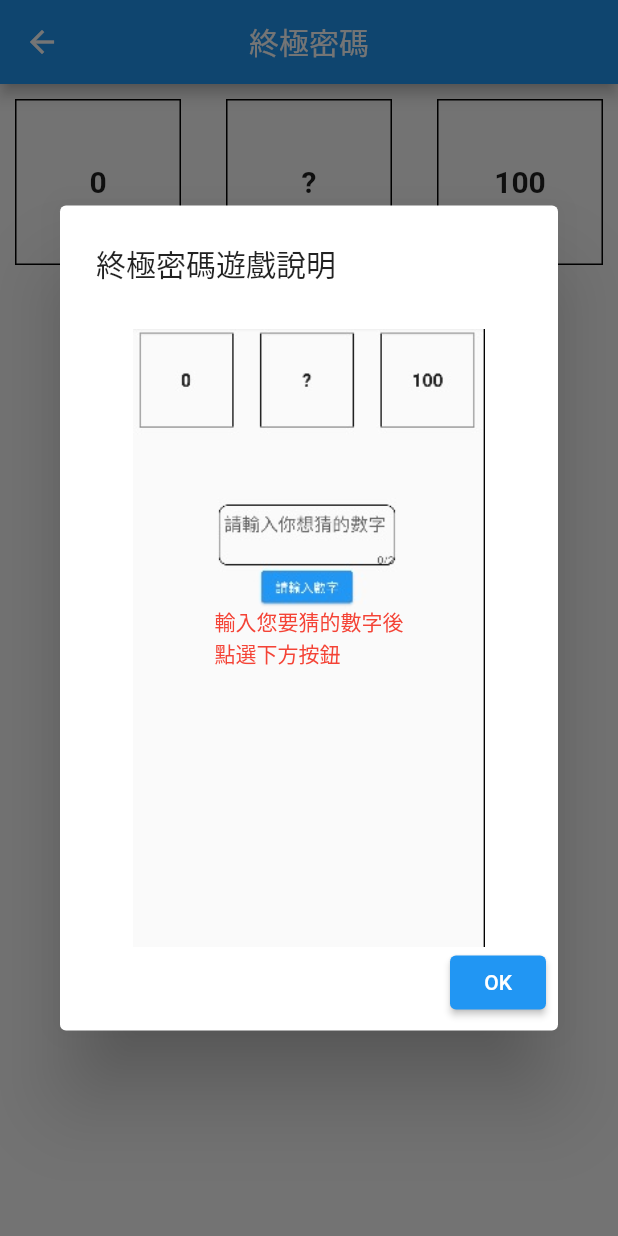
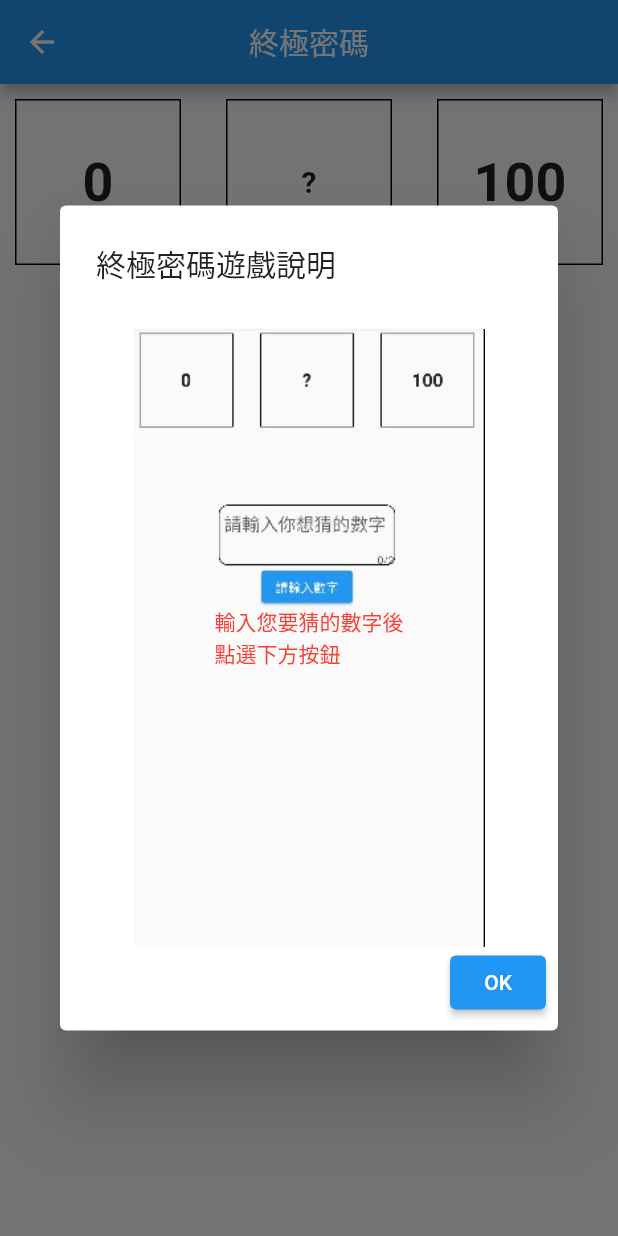
Before and after one commit to ramars250/flutter_finger_guessing, a Flutter app: the screen it shows after launch, after a tap on "終極密碼", on a phone screen of 412 x 824 dp. Run offline on Flutter 3.47's test engine with Material 2 defaults, Android fonts, the phone set to English and light mode, and no system bars.

Commit message:
完成猜數字動畫

```diff
--- a/lib/guess_number.dart
+++ b/lib/guess_number.dart
@@ -1,5 +1,4 @@
 import 'dart:math';
-
 import 'package:flutter/material.dart';
 
 class GuessNumber extends StatefulWidget {
@@ -18,6 +17,7 @@ class _GuessNumberState extends State<GuessNumber> {
 
   //獲取輸入值變數
   int guessNumber = 0;
+  int whole = 0;
 
   //左邊的數字變數
   int smallNumber = 0;
@@ -87,11 +87,37 @@ class _GuessNumberState extends State<GuessNumber> {
                   children: [
                     Container(
                       decoration: BoxDecoration(border: Border.all()),
+                      child: TweenAnimationBuilder(
+                        duration: const Duration(milliseconds: 2500),
+                        tween: Tween(begin: 0.0, end: smallNumber.toDouble()),
+                        builder: (BuildContext context, double value, child) {
+                          whole = value ~/ 1;
+                          final decimal = value - whole;
+                          // print('$whole + $decimal');
+                          return Stack(
                               alignment: Alignment.center,
+                              fit: StackFit.expand,
+                              children: [
+                                Positioned(
+                                  top: 34.0 + -100 * decimal ,
                                   child: Text(
-                        '$smallNumber',
+                                    '$whole',
                                     style: const TextStyle(
-                            fontSize: 20, fontWeight: FontWeight.bold),
+                                        fontSize: 36,
+                                        fontWeight: FontWeight.bold),
+                                  ),
+                                ),
+                                Positioned(
+                                  top: 145.0 - decimal * 100,
+                                  child: Text(
+                                    '${whole + 1}',
+                                    style: const TextStyle(
+                                        fontSize: 36,
+                                        fontWeight: FontWeight.bold),
+                                  ),
+                                ),
+                              ]);
+                        },
                       ),
                     ),
                     Container(
@@ -113,11 +139,37 @@ class _GuessNumberState extends State<GuessNumber> {
                     ),
                     Container(
                       decoration: BoxDecoration(border: Border.all()),
+                      child: TweenAnimationBuilder(
+                        duration: const Duration(milliseconds: 2500),
+                        tween: Tween(end: bigNumber.toDouble()),
+                        builder: (BuildContext context, double value, child) {
+                          whole = value ~/ 1;
+                          final decimal = value - whole;
+                          // print('$whole + $decimal');
+                          return Stack(
                               alignment: Alignment.center,
+                              fit: StackFit.expand,
+                              children: [
+                                Positioned(
+                                  top: 34.0 + -100 * decimal ,
                                   child: Text(
-                        '$bigNumber',
+                                    '$whole',
                                     style: const TextStyle(
-                            fontSize: 20, fontWeight: FontWeight.bold),
+                                        fontSize: 36,
+                                        fontWeight: FontWeight.bold),
+                                  ),
+                                ),
+                                Positioned(
+                                  top: 145.0 - decimal * 100,
+                                  child: Text(
+                                    '${whole + 1}',
+                                    style: const TextStyle(
+                                        fontSize: 36,
+                                        fontWeight: FontWeight.bold),
+                                  ),
+                                ),
+                              ]);
+                        },
                       ),
                     ),
                   ],
@@ -186,12 +238,10 @@ guessDirections(BuildContext context) {
               'assets/images/02.jpg',
               fit: BoxFit.contain,
             ),
-            Container(
-                // alignment: Alignment.bottomLeft,
-                child: const Text(
+            const Text(
               '輸入您要猜的數字後\n點選下方按鈕',
               style: TextStyle(color: Colors.red),
-            )),
+            ),
           ],
         ),
       ),
```
Lines whose indentation alone changed are shown as unchanged.
